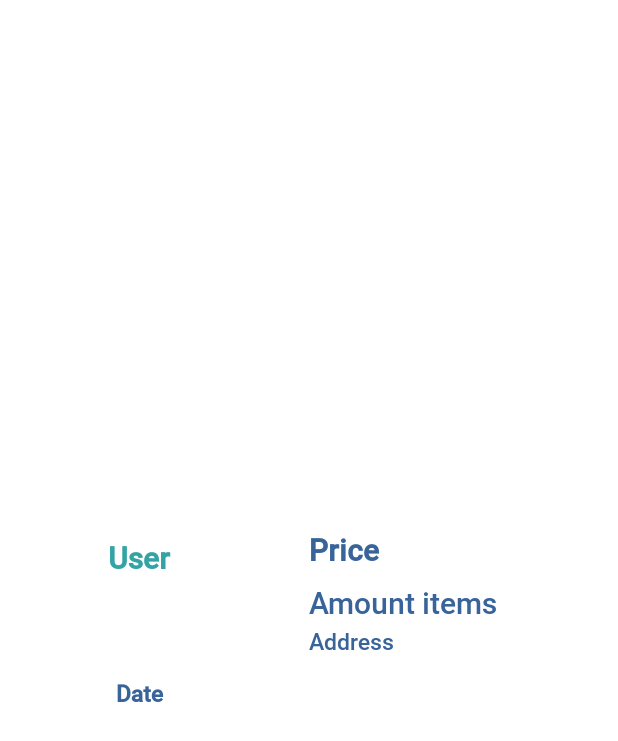
After one commit to eojerio/fontisapp, an Android app: the layout adapter_adminhistoryview_layout.xml on its own in the app's theme, with its tools: preview values and no code run, on a phone screen of 412 x 824 dp. The commit adds this screen. Shown: the top 741 px of the screen. Run offline under Robolectric (Android 15) with nearby library versions, the phone set to English and light mode, and no system bars; network calls fail.

Commit message:
ADMIN PROCESSSES PT.15 WITH ADDED PICTURES OF PRODUCTS  09/06/2022. - (OJERIO)

```diff
--- a/app/src/main/java/APPDET/com/Constants.java
+++ b/app/src/main/java/APPDET/com/Constants.java
@@ -18,6 +18,8 @@ public class Constants {
     public static final String URL_DELETEITEMCART = ROOT_URL + "deleteItemCart.php";
     public static final String URL_POPULATEADMIN = ROOT_URL + "populate_admin.php";
     public static final String URL_POPULATEADMINBREAKOUT = ROOT_URL + "admin_breakoutdetails.php";
+    public static final String URL_POPULATEADMINDELIVER = ROOT_URL + "admin_deliver.php";
+    public static final String URL_POPULATEADMINHISTORY = ROOT_URL + "populate_adminhistory.php";
 
     //comment
 
--- a/app/src/main/java/APPDET/com/adminDeliveriesFragment.java
+++ b/app/src/main/java/APPDET/com/adminDeliveriesFragment.java
@@ -103,7 +103,7 @@ public class adminDeliveriesFragment extends Fragment {
 
                         JSONObject adminOBJ = array.getJSONObject(i);
 
-                        AdminOBJ prod = new AdminOBJ("₱" + adminOBJ.getString("prod_price"),adminOBJ.getString("first_name") + " " + adminOBJ.getString("last_name"), "Date: " + adminOBJ.getString("prod_date"), adminOBJ.getString("prod_amt") + " Items", adminOBJ.getString("address"));
+                        AdminOBJ prod = new AdminOBJ("₱" + adminOBJ.getString("prod_price"),adminOBJ.getString("first_name") + " " + adminOBJ.getString("last_name"), "Ordered on: " + adminOBJ.getString("prod_date"), adminOBJ.getString("prod_amt") + " Items", adminOBJ.getString("address"));
                         data.add(prod);
 
                         if (getActivity()!=null) {
--- /dev/null
+++ b/app/src/main/res/layout/adapter_adminhistoryview_layout.xml
@@ -0,0 +1,76 @@
+<?xml version="1.0" encoding="utf-8"?>
+<LinearLayout xmlns:android="http://schemas.android.com/apk/res/android"
+    xmlns:app="http://schemas.android.com/apk/res-auto"
+    android:orientation="horizontal"
+    android:layout_width="match_parent"
+    android:layout_height="match_parent"
+    android:weightSum="100">
+
+    <LinearLayout
+        android:orientation="vertical"
+        android:layout_width="match_parent"
+        android:layout_height="wrap_content"
+        android:layout_gravity="center"
+        android:padding="10dp"
+        android:layout_weight="55">
+
+        <TextView
+            android:id="@+id/tvUserAdminHistory"
+            android:layout_width="match_parent"
+            android:layout_height="100dp"
+            android:gravity="center"
+            android:text="User"
+            android:textColor="#33A3A6"
+            android:textSize="20sp"
+            android:textStyle="bold" />
+        <TextView
+            android:id="@+id/tvDateAdminHistory"
+            android:layout_width="match_parent"
+            android:layout_height="80dp"
+            android:gravity="center"
+            android:text="Date"
+            android:textColor="#38649A"
+            android:textSize="15sp"
+            android:textStyle="bold" />
+    </LinearLayout>
+
+    <LinearLayout
+        android:orientation="vertical"
+        android:layout_width="match_parent"
+        android:layout_gravity="center"
+        android:paddingLeft="20dp"
+        android:layout_height="wrap_content"
+        android:layout_weight="45">
+
+        <TextView
+            android:id="@+id/tvPriceAdminHistory"
+            android:layout_width="match_parent"
+            android:layout_height="40dp"
+            android:gravity="center|left"
+            android:text="Price"
+            android:textColor="#38649A"
+            android:textSize="20sp"
+            android:textStyle="bold" />
+
+        <TextView
+            android:id="@+id/tvAmountAdminHistory"
+            android:layout_width="match_parent"
+            android:layout_height="30dp"
+            android:gravity="center|left"
+            android:text="Amount items"
+            android:textSize="20dp"
+            android:textColor="#38649A" />
+
+        <TextView
+            android:id="@+id/tvAddressAdminHistory"
+            android:layout_width="match_parent"
+            android:layout_height="60dp"
+            android:gravity="left"
+            android:text="Address"
+            android:textColor="#38649A"
+            android:textSize="15dp" />
+
+
+    </LinearLayout>
+
+</LinearLayout>
--- a/app/src/main/res/layout/fragment_admin_history.xml
+++ b/app/src/main/res/layout/fragment_admin_history.xml
@@ -23,7 +23,7 @@
         app:layout_constraintVertical_bias="0.008" />
 
     <ListView
-        android:id="@+id/lvListAdmin"
+        android:id="@+id/lvListAdminHistory"
         android:layout_width="match_parent"
         android:layout_height="match_parent"
         android:layout_marginTop="70dp"
```
Also changed, not shown: app/src/main/java/APPDET/com/AdminHistoryListAdapter.java (added, +77 -0 lines), app/src/main/java/APPDET/com/AdminHistoryOBJ.java (added, +38 -0 lines), app/src/main/java/APPDET/com/AdminListAdapter.java (+75 -11 lines), app/src/main/java/APPDET/com/adminHistoryFragment.java (+64 -1 lines), 3 other files. Lines whose indentation alone changed are shown as unchanged.
